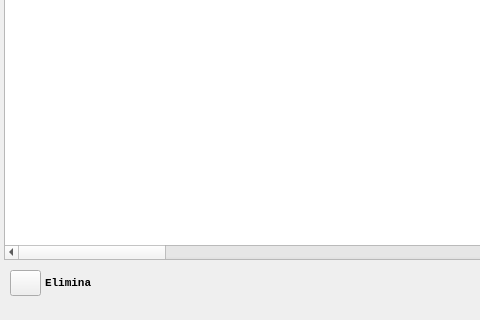
This is QtUI/dialogLic.ui in emper0r/aron-conf as Qt 5 draws it before an edit; both pictures show x 0 to 480 and y 180 to 500 of the 770 by 500 pixel window. The edited form follows.
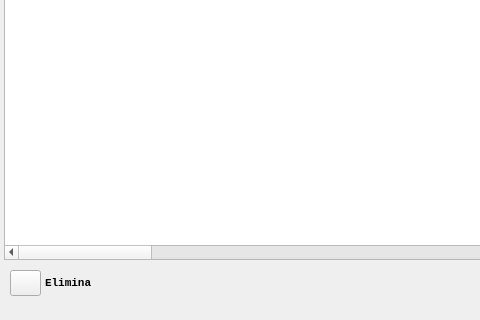
This is the edited form.

Commit message:
* Added colum missing at license module to show password from Aron Proxy Clients
  + Fixed UI to can select column for Copy/Paste
  + Fixed column for unlimit devices

```diff
--- a/QtUI/dialogLic.ui
+++ b/QtUI/dialogLic.ui
@@ -99,6 +99,9 @@
    <property name="dragDropOverwriteMode">
     <bool>false</bool>
    </property>
+   <property name="alternatingRowColors">
+    <bool>false</bool>
+   </property>
    <property name="selectionMode">
     <enum>QAbstractItemView::SingleSelection</enum>
    </property>
@@ -117,6 +120,12 @@
    <attribute name="horizontalHeaderMinimumSectionSize">
     <number>318</number>
    </attribute>
+   <attribute name="horizontalHeaderStretchLastSection">
+    <bool>true</bool>
+   </attribute>
+   <attribute name="verticalHeaderStretchLastSection">
+    <bool>true</bool>
+   </attribute>
    <column>
     <property name="text">
      <string>Client</string>
@@ -270,6 +279,22 @@
      <set>AlignCenter</set>
     </property>
    </column>
+   <column>
+    <property name="text">
+     <string>Password</string>
+    </property>
+    <property name="font">
+     <font>
+      <family>Monospace</family>
+      <pointsize>8</pointsize>
+      <weight>75</weight>
+      <bold>true</bold>
+     </font>
+    </property>
+    <property name="textAlignment">
+     <set>AlignCenter</set>
+    </property>
+   </column>
   </widget>
   <widget class="QLabel" name="labelClient">
    <property name="geometry">
```
Left out of the diff: 2 changed lines with no effect on the pictures. The commit also changes 3 other files.
